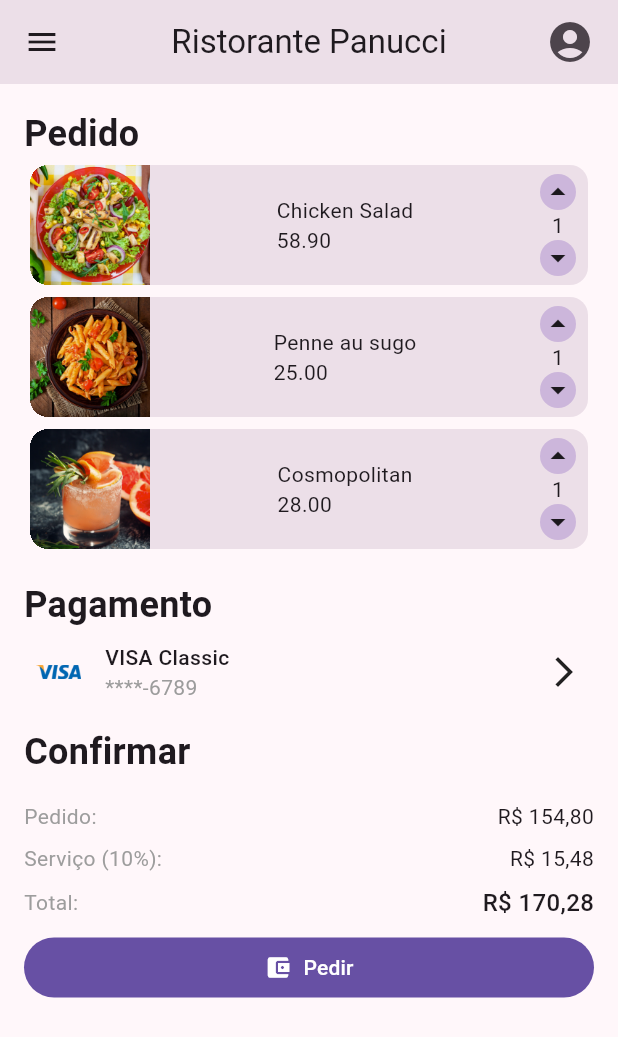
After one commit to thiaagodev/Ristorante-Panucci-Alura, a Flutter app: the Checkout screen opened directly, on a phone screen of 412 x 824 dp. The commit adds this screen. Shown: the top 1037 px of the screen. Run offline on Flutter 3.47's test engine with Material 2 defaults, Android fonts, the phone set to English and light mode, and no system bars.

Commit message:
tela de checkout - desafio

```diff
--- a/lib/components/counter_component.dart
+++ b/lib/components/counter_component.dart
@@ -24,7 +24,7 @@ class _CounterComponentState extends State<CounterComponent> {
           child: Container(
             decoration: BoxDecoration(
                 borderRadius: BorderRadius.circular(20),
-            color: AppColors.counterButtonColor),
+                color: AppColors.counterButtonColor),
             child: const Icon(Icons.arrow_drop_up),
           ),
         ),
@@ -39,7 +39,7 @@ class _CounterComponentState extends State<CounterComponent> {
           child: Container(
             decoration: BoxDecoration(
                 borderRadius: BorderRadius.circular(20),
-            color: AppColors.counterButtonColor),
+                color: AppColors.counterButtonColor),
             child: const Icon(Icons.arrow_drop_down),
           ),
         ),
--- a/lib/components/order_item.dart
+++ b/lib/components/order_item.dart
@@ -29,6 +29,8 @@ class _OrderItemState extends State<OrderItem> {
           Image(
             image: AssetImage(widget.imageURI),
             fit: BoxFit.cover,
+            width: 80,
+            height: 80,
           ),
           Padding(
             padding: const EdgeInsets.symmetric(horizontal: 16.0),
--- a/lib/components/payment_method.dart
+++ b/lib/components/payment_method.dart
@@ -2,11 +2,15 @@ import 'package:flutter/material.dart';
 import 'package:panucci_ristorante/themes/app_colors.dart';
 
 class PaymentMethod extends StatelessWidget {
-const PaymentMethod({ Key? key }) : super(key: key);
+  const PaymentMethod({Key? key}) : super(key: key);
 
   @override
-  Widget build(BuildContext context){
-    return Row(children: <Widget>[
+  Widget build(BuildContext context) {
+    return Row(
+      mainAxisAlignment: MainAxisAlignment.spaceBetween,
+      children: <Widget>[
+        Row(
+          children: [
             const Image(
               width: 30,
               image: AssetImage("assets/images/visa.png"),
@@ -16,12 +20,22 @@ const PaymentMethod({ Key? key }) : super(key: key);
               child: Column(
                 crossAxisAlignment: CrossAxisAlignment.start,
                 children: <Widget>[
-              const Text("VISA Classic", style: TextStyle(fontWeight: FontWeight.w500),),
-              Text("****-6789", style: TextStyle(color: AppColors.paymentMethodCardNumberColor),),
+                  const Text(
+                    "VISA Classic",
+                    style: TextStyle(fontWeight: FontWeight.w500),
+                  ),
+                  Text(
+                    "****-6789",
+                    style: TextStyle(
+                        color: AppColors.paymentMethodCardNumberColor),
+                  ),
                 ],
               ),
             ),
+          ],
+        ),
         const Icon(Icons.arrow_forward_ios),
-    ],);
+      ],
+    );
   }
 }
--- /dev/null
+++ b/lib/screens/checkout.dart
@@ -0,0 +1,88 @@
+import 'package:flutter/material.dart';
+import 'package:panucci_ristorante/cardapio.dart';
+import 'package:panucci_ristorante/components/order_item.dart';
+import 'package:panucci_ristorante/components/payment_method.dart';
+import 'package:panucci_ristorante/components/payment_total.dart';
+
+import '../components/main_drawer.dart';
+
+class Checkout extends StatelessWidget {
+  final List items = pedido;
+
+  const Checkout({super.key});
+
+  @override
+  Widget build(BuildContext context) {
+    return Scaffold(
+      appBar: AppBar(
+        title: const Text("Ristorante Panucci"),
+        backgroundColor: Theme.of(context).colorScheme.surfaceVariant,
+        actions: const <Widget>[
+          Padding(
+            padding: EdgeInsets.symmetric(horizontal: 16.0),
+            child: Icon(
+              Icons.account_circle,
+              size: 32,
+            ),
+          )
+        ],
+        centerTitle: true,
+      ),
+      drawer: const MainDrawer(),
+      body: Padding(
+          padding: const EdgeInsets.all(16.0),
+          child: CustomScrollView(
+            slivers: [
+              const SliverToBoxAdapter(
+                child: Text(
+                  'Pedido',
+                  style: TextStyle(fontSize: 24, fontWeight: FontWeight.bold),
+                ),
+              ),
+              SliverList(
+                delegate: SliverChildBuilderDelegate(
+                  ((context, index) {
+                    return OrderItem(
+                      imageURI: items[index]['image'],
+                      itemPrice: items[index]['price'],
+                      itemTitle: items[index]['name'],
+                    );
+                  }),
+                  childCount: items.length,
+                ),
+              ),
+              const SliverToBoxAdapter(
+                child: Padding(
+                  padding: EdgeInsets.only(top: 16.0),
+                  child: Text(
+                    'Pagamento',
+                    style: TextStyle(fontSize: 24, fontWeight: FontWeight.bold),
+                  ),
+                ),
+              ),
+              const SliverToBoxAdapter(
+                child: Padding(
+                  padding: EdgeInsets.all(8.0),
+                  child: PaymentMethod(),
+                ),
+              ),
+              const SliverToBoxAdapter(
+                child: Padding(
+                  padding: EdgeInsets.only(top: 8.0),
+                  child: Text(
+                    'Confirmar',
+                    style: TextStyle(fontSize: 24, fontWeight: FontWeight.bold),
+                  ),
+                ),
+              ),
+              const SliverToBoxAdapter(
+                child: Padding(
+                  padding: EdgeInsets.only(top: 16.0),
+                  child: PaymentTotal(),
+                ),
+              )
+            ],
+          )),
+    );
+  }
+}
--- a/lib/screens/home.dart
+++ b/lib/screens/home.dart
@@ -1,5 +1,6 @@
 import 'package:flutter/material.dart';
 import 'package:panucci_ristorante/components/main_drawer.dart';
+import 'package:panucci_ristorante/screens/checkout.dart';
 import 'package:panucci_ristorante/screens/drink_menu.dart';
 import 'package:panucci_ristorante/screens/food_menu.dart';
 import 'package:panucci_ristorante/screens/highlights.dart';
@@ -36,7 +37,7 @@ class _HomeState extends State<Home> {
       floatingActionButton: FloatingActionButton(
         onPressed: () {
           Navigator.push(context, MaterialPageRoute(builder: (context) {
-            return const Home();
+            return const Checkout();
           }));
         },
         child: const Icon(Icons.point_of_sale),
```
Lines whose indentation alone changed are shown as unchanged.
